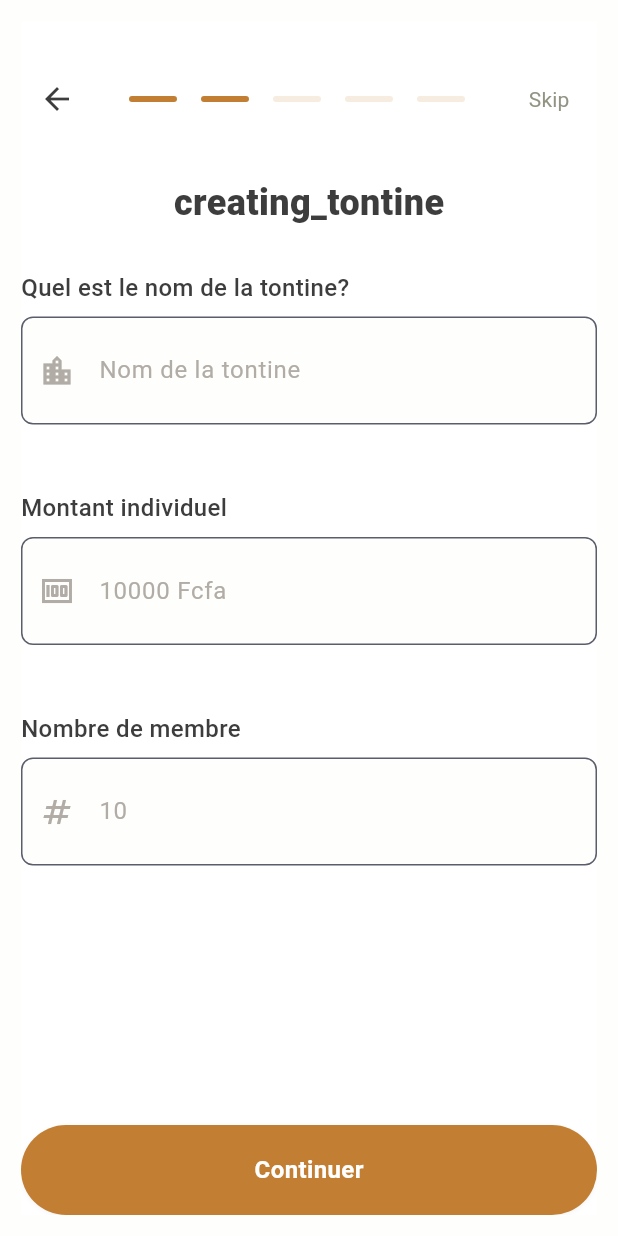
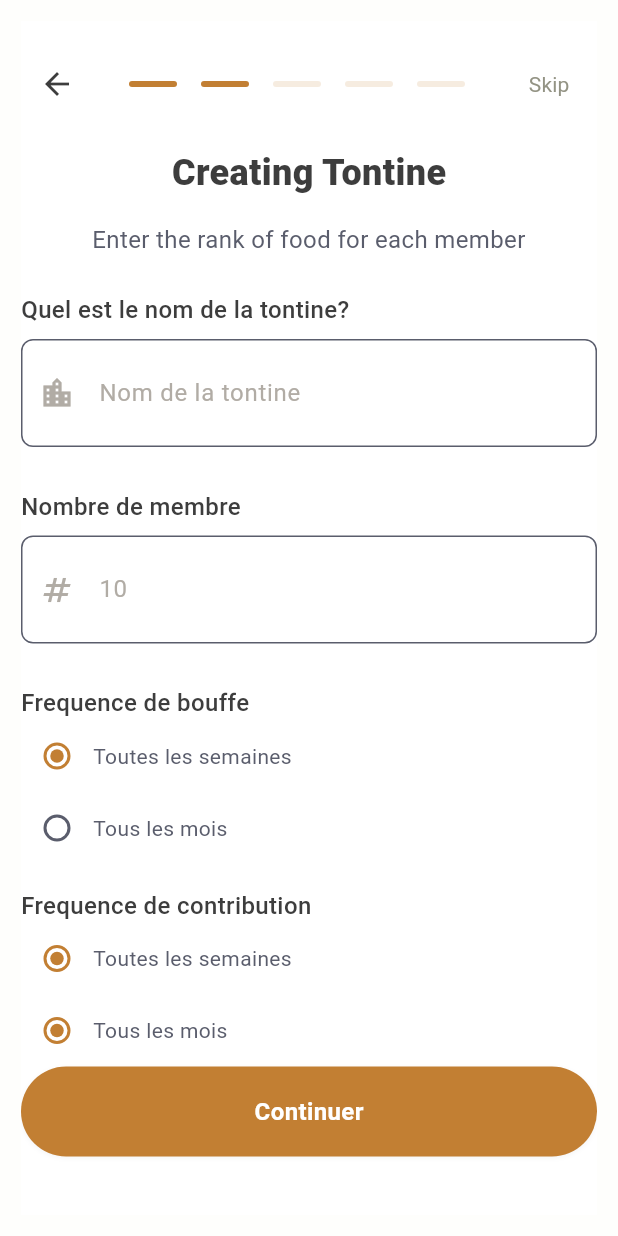
Before and after one commit to konnofuente/manzon, a Flutter app: the CreateTontinePage screen opened by its route, after a tap on "Skip", on a phone screen of 412 x 824 dp. Run offline on Flutter 3.47's test engine with Material 3 defaults, Android fonts, the light colour scheme and no system bars; our stand-ins replace cloud_firestore, connectivity_plus, contacts_service, equatable, firebase_auth, firebase_core and 10 more; missing offline and left inert: connection_notifier, firebase_app_check; accounts and stored records are empty; network calls fail; Roboto replaces fonts that are missing (Rubik); project files that could hold a hidden picture were left out.

Commit message:
feat(app): #15 design

```diff
--- a/lib/app/config/theme/style_manager.dart
+++ b/lib/app/config/theme/style_manager.dart
@@ -12,13 +12,13 @@ TextStyle _getTextStyle(
 }
 
 TextStyle getRegularStyle(
-    {double fontSize = FontSize.s12, required Color color}) {
+    {double fontSize = FontSize.s16, required Color color}) {
   return _getTextStyle(
       fontSize, FontConstants.fontFamily, FontWeightManager.regular, color);
 }
 
 TextStyle getLightStyle(
-    {double fontSize = FontSize.s12, required Color color}) {
+    {double fontSize = FontSize.s16, required Color color}) {
   return _getTextStyle(
       fontSize, FontConstants.fontFamily, FontWeightManager.light, color);
 }
@@ -30,25 +30,25 @@ TextStyle getBoldStyle(
 }
 
 TextStyle getSemiBoldStyle(
-    {double fontSize = FontSize.s12, required Color color}) {
+    {double fontSize = FontSize.s16, required Color color}) {
   return _getTextStyle(
       fontSize, FontConstants.fontFamily, FontWeightManager.semiBold, color);
 }
 
 TextStyle getMediumStyle(
-    {double fontSize = FontSize.s12, required Color color}) {
+    {double fontSize = FontSize.s16, required Color color}) {
   return _getTextStyle(
       fontSize, FontConstants.fontFamily, FontWeightManager.medium, color);
 }
 
 TextStyle getExtraBoldStyle(
-    {double fontSize = FontSize.s12, required Color color}) {
+    {double fontSize = FontSize.s16, required Color color}) {
   return _getTextStyle(
       fontSize, FontConstants.fontFamily, FontWeightManager.extraBold, color);
 }
 
 TextStyle getBlackStyle(
-    {double fontSize = FontSize.s12, required Color color}) {
+    {double fontSize = FontSize.s16, required Color color}) {
   return _getTextStyle(
       fontSize, FontConstants.fontFamily, FontWeightManager.black, color);
 }
--- a/lib/presentation/pages/create_tontine/components/financial_information.dart
+++ b/lib/presentation/pages/create_tontine/components/financial_information.dart
@@ -4,6 +4,7 @@ import 'package:manzon/presentation/widgets/export_widget.dart';
 import 'package:manzon/app/config/theme/export_theme_manager.dart';
 import 'package:manzon/domain/entities/export_domain_entities.dart';
 import 'package:manzon/presentation/controllers/create_tontine_controller.dart';
+import 'package:manzon/presentation/pages/create_tontine/widgets/step_information.dart';
 
 class FinancialInformation extends StatelessWidget {
   final CreateTontineController controller = Get.find();
@@ -13,6 +14,26 @@ class FinancialInformation extends StatelessWidget {
     return Column(
       crossAxisAlignment: CrossAxisAlignment.start,
       children: [
+        const StepInformation(
+          title: 'Informations financieres',
+          description: 'Entrer les informations financieres de la tontine',
+        ),
+
+        Text('Montant individuel',
+            style: getMediumStyle(
+                color: AppColors.blackNormal, fontSize: FontSize.s16)),
+        const SizedBox(
+          height: AppPadding.p8,
+        ),
+        TextFieldWidget(
+          prefixIcon: Icons.money,
+          hintText: "10000 Fcfa".tr,
+          controller: controller.individualAmountController,
+          isPassword: false,
+          keyboardType: TextInputType.number,
+          readOnly: false,
+        ),
+
         Text('Type d\'amande',
             style: getMediumStyle(
                 color: AppColors.blackNormal, fontSize: FontSize.s16)),
@@ -66,73 +87,7 @@ class FinancialInformation extends StatelessWidget {
           readOnly: false,
         ),
         // SizedBox(height: AppSize.s14),
-        Text('Frequence de bouffe',
-            style: getMediumStyle(
-                color: AppColors.blackNormal, fontSize: FontSize.s16)),
-        Column(
-          children: [
-            Row(
-              children: [
-                Radio(
-                  value: ContributionFrequency.weekly,
-                  groupValue: controller.contributionFrequency.value,
-                  onChanged: (value) {
-                    controller.updateContributionFrequency(
-                        value as ContributionFrequency);
-                  },
-                ),
-                Text('Toutes les semaines'),
-              ],
-            ),
-            Row(
-              children: [
-                Radio(
-                  value: ContributionFrequency.monthly,
-                  groupValue: controller.contributionFrequency.value,
-                  onChanged: (value) {
-                    controller.updateContributionFrequency(
-                        value as ContributionFrequency);
-                  },
-                ),
-                Text('Tous les mois'),
-              ],
-            ),
-          ],
-        ),
-        SizedBox(height: AppSize.s16),
-        Text('Frequence de contribution',
-            style: getMediumStyle(
-                color: AppColors.blackNormal, fontSize: FontSize.s16)),
-        Column(
-          children: [
-            Row(
-              children: [
-                Radio(
-                  value: ReceiverFrequency.monthly,
-                  groupValue: controller.receiverFrequency.value,
-                  onChanged: (value) {
-                    controller
-                        .updateReceiverFrequency(value as ReceiverFrequency);
-                  },
-                ),
-                Text('Toutes les semaines'),
-              ],
-            ),
-            Row(
-              children: [
-                Radio(
-                  value: ReceiverFrequency.monthly,
-                  groupValue: controller.receiverFrequency.value,
-                  onChanged: (value) {
-                    controller
-                        .updateReceiverFrequency(value as ReceiverFrequency);
-                  },
-                ),
-                Text('Tous les mois'),
-              ],
-            ),
-          ],
-        ),
+
         Spacer(),
         DefaultButton(
           onTap: controller.nextStep,
--- a/lib/presentation/pages/create_tontine/components/order_members.dart
+++ b/lib/presentation/pages/create_tontine/components/order_members.dart
@@ -3,6 +3,7 @@ import 'package:flutter/material.dart';
 import 'package:manzon/presentation/widgets/export_widget.dart';
 import 'package:manzon/app/config/theme/export_theme_manager.dart';
 import 'package:manzon/presentation/controllers/export_controllers.dart';
+import 'package:manzon/presentation/pages/create_tontine/widgets/step_information.dart';
 
 class OrderMembers extends StatefulWidget {
   @override
@@ -17,6 +18,10 @@ class _OrderMembersState extends State<OrderMembers> {
     return Scaffold(
       body: Column(
         children: [
+          const StepInformation(
+            title: 'Creating Tontine',
+            description: 'Enter the rank of food for each member',
+          ),
           TextField(
             decoration: InputDecoration(
               prefixIcon: Icon(Icons.search),
--- a/lib/presentation/pages/create_tontine/components/tontine_information.dart
+++ b/lib/presentation/pages/create_tontine/components/tontine_information.dart
@@ -2,7 +2,9 @@ import 'package:get/get.dart';
 import 'package:flutter/material.dart';
 import 'package:manzon/presentation/widgets/export_widget.dart';
 import 'package:manzon/app/config/theme/export_theme_manager.dart';
+import 'package:manzon/domain/entities/export_domain_entities.dart';
 import 'package:manzon/presentation/controllers/create_tontine_controller.dart';
+import 'package:manzon/presentation/pages/create_tontine/widgets/step_information.dart';
 
 class TontineInformation extends StatefulWidget {
   @override
@@ -14,9 +16,17 @@ class _TontineInformationState extends State<TontineInformation> {
 
   @override
   Widget build(BuildContext context) {
-    return Column(
+    return SingleChildScrollView(
+      child: Column(
         crossAxisAlignment: CrossAxisAlignment.start,
         children: [
+          const StepInformation(
+            title: 'Creating Tontine',
+            description: 'Enter the rank of food for each member',
+          ),
+          SizedBox(
+            height: AppSize.s12,
+          ),
           Text('Quel est le nom de la tontine?',
               style: getMediumStyle(
                   color: AppColors.blackNormal, fontSize: FontSize.s16)),
@@ -31,22 +41,6 @@ class _TontineInformationState extends State<TontineInformation> {
             keyboardType: TextInputType.text,
             readOnly: false,
           ),
-        const SizedBox(height: AppSize.s16),
-        Text('Montant individuel',
-            style: getMediumStyle(
-                color: AppColors.blackNormal, fontSize: FontSize.s16)),
-        const SizedBox(
-          height: AppPadding.p8,
-        ),
-        TextFieldWidget(
-          prefixIcon: Icons.money,
-          hintText: "10000 Fcfa".tr,
-          controller: controller.individualAmountController,
-          isPassword: false,
-          keyboardType: TextInputType.number,
-          readOnly: false,
-        ),
-        const SizedBox(height: AppSize.s16),
           Text('Nombre de membre',
               style: getMediumStyle(
                   color: AppColors.blackNormal, fontSize: FontSize.s16)),
@@ -61,6 +55,73 @@ class _TontineInformationState extends State<TontineInformation> {
             keyboardType: TextInputType.number,
             readOnly: false,
           ),
+          Text('Frequence de bouffe',
+              style: getMediumStyle(
+                  color: AppColors.blackNormal, fontSize: FontSize.s16)),
+          Column(
+            children: [
+              Row(
+                children: [
+                  Radio(
+                    value: ContributionFrequency.weekly,
+                    groupValue: controller.contributionFrequency.value,
+                    onChanged: (value) {
+                      controller.updateContributionFrequency(
+                          value as ContributionFrequency);
+                    },
+                  ),
+                  Text('Toutes les semaines'),
+                ],
+              ),
+              Row(
+                children: [
+                  Radio(
+                    value: ContributionFrequency.monthly,
+                    groupValue: controller.contributionFrequency.value,
+                    onChanged: (value) {
+                      controller.updateContributionFrequency(
+                          value as ContributionFrequency);
+                    },
+                  ),
+                  Text('Tous les mois'),
+                ],
+              ),
+            ],
+          ),
+          SizedBox(height: AppSize.s16),
+          Text('Frequence de contribution',
+              style: getMediumStyle(
+                  color: AppColors.blackNormal, fontSize: FontSize.s16)),
+          Column(
+            children: [
+              Row(
+                children: [
+                  Radio(
+                    value: ReceiverFrequency.monthly,
+                    groupValue: controller.receiverFrequency.value,
+                    onChanged: (value) {
+                      controller
+                          .updateReceiverFrequency(value as ReceiverFrequency);
+                    },
+                  ),
+                  Text('Toutes les semaines'),
+                ],
+              ),
+              Row(
+                children: [
+                  Radio(
+                    value: ReceiverFrequency.monthly,
+                    groupValue: controller.receiverFrequency.value,
+                    onChanged: (value) {
+                      controller
+                          .updateReceiverFrequency(value as ReceiverFrequency);
+                    },
+                  ),
+                  Text('Tous les mois'),
+                ],
+              ),
+            ],
+          ),
           const Spacer(),
           DefaultButton(
             onTap: controller.nextStep,
@@ -71,6 +132,7 @@ class _TontineInformationState extends State<TontineInformation> {
             borderRadius: 50.0,
           ),
         ],
+      ),
     );
   }
 }
--- a/lib/presentation/pages/create_tontine/create_tontine_page.dart
+++ b/lib/presentation/pages/create_tontine/create_tontine_page.dart
@@ -20,14 +20,6 @@ class CreateTontinePage extends StatelessWidget {
           child: Column(
             children: [
               CustomNavigationBar(controller: controller),
-              Text(
-                'creating_tontine'.tr,
-                style: getBlackStyle(
-                    fontSize: FontSize.s24, color: AppColors.blackNormal),
-              ),
-              SizedBox(
-                height: AppSize.s28,
-              ),
               Expanded(
                   child: PageView(
                 controller: controller.pageController,
@@ -55,7 +47,7 @@ class CustomNavigationBar extends StatelessWidget {
   @override
   Widget build(BuildContext context) {
     return Padding(
-      padding: const EdgeInsets.symmetric(vertical: 28.0),
+      padding: const EdgeInsets.symmetric(vertical: 18.0),
       child: Row(
         mainAxisAlignment: MainAxisAlignment.spaceBetween,
         children: [
--- /dev/null
+++ b/lib/presentation/pages/create_tontine/widgets/step_information.dart
@@ -0,0 +1,40 @@
+import 'package:flutter/material.dart';
+import 'package:manzon/app/config/theme/export_theme_manager.dart';
+
+class StepInformation extends StatelessWidget {
+  final String title;
+  final String description;
+
+  const StepInformation({
+    Key? key,
+    required this.title,
+    required this.description,
+  }) : super(key: key);
+
+  @override
+  Widget build(BuildContext context) {
+    return Center(
+      child: Column(
+        crossAxisAlignment: CrossAxisAlignment.center,
+        children: [
+          Text(
+            title,
+            style: getBlackStyle(
+                fontSize: FontSize.s24, color: AppColors.blackNormal),
+          ),
+          SizedBox(
+            height: AppSize.s16,
+          ),
+          Text(
+            description,
+            textAlign: TextAlign.center,
+            style: getRegularStyle(color: AppColors.fontLightSecondary),
+          ),
+          SizedBox(
+            height: AppSize.s12,
+          ),
+        ],
+      ),
+    );
+  }
+}
--- a/lib/presentation/widgets/text_field_widget.dart
+++ b/lib/presentation/widgets/text_field_widget.dart
@@ -24,7 +24,7 @@ class TextFieldWidget extends StatefulWidget {
     required this.hintText,
     this.labelText,
     this.labelStyle,
-     this.prefixIcon,
+    this.prefixIcon,
     required this.controller,
     this.readOnly = false,
     this.isPassword = false,
@@ -82,11 +82,12 @@ class _TextFieldWidgetState extends State<TextFieldWidget> {
             onChanged: _validate,
             autovalidateMode: AutovalidateMode.onUserInteraction,
             decoration: InputDecoration(
+              fillColor: AppColors.white,
               hintText: widget.hintText,
               hintStyle: getRegularStyle(
                   fontSize: AppSize.s16, color: AppColors.fontLightDisabled),
               prefixIcon:
-                    Icon(widget.prefixIcon, color: AppColors.fontLightDisabled),
+                  Icon(widget.prefixIcon, color: AppColors.fontLightDisabled),
               border: OutlineInputBorder(
                 borderRadius: BorderRadius.circular(widget.borderRadius),
                 borderSide: BorderSide(color: AppColors.fontLightDisabled),
```
Lines whose indentation alone changed are shown as unchanged.
